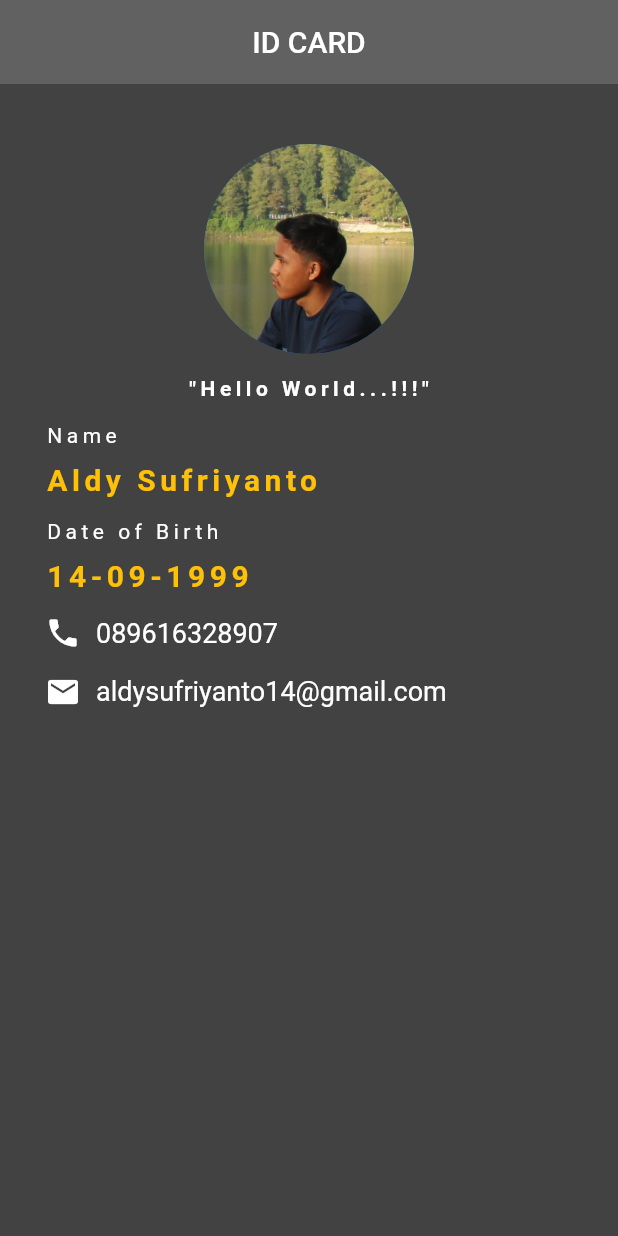
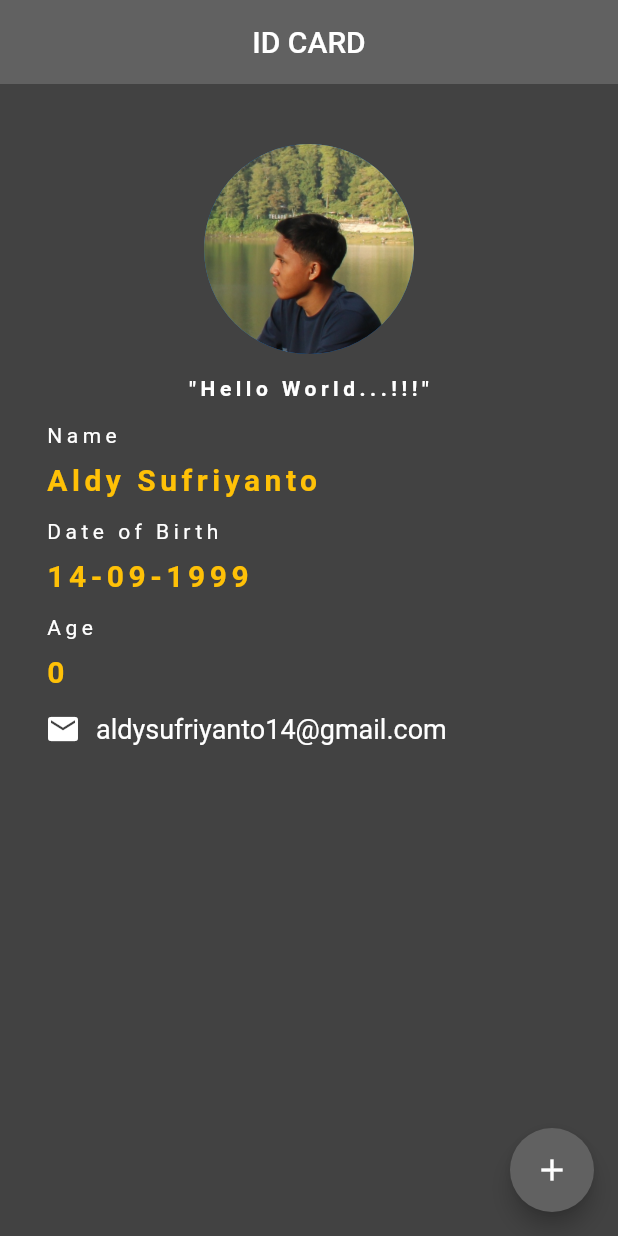
Before and after one commit to aldysufri17/Flutter, a Flutter app: the screen it shows after launch, on a phone screen of 412 x 824 dp. Run offline on Flutter 3.47's test engine with Material 2 defaults, Android fonts, the phone set to English and light mode, and no system bars.

```diff
--- a/lib/main.dart
+++ b/lib/main.dart
@@ -7,8 +7,15 @@ void main() {
   ));
 }
 
-class MainApp extends StatelessWidget {
+class MainApp extends StatefulWidget {
   const MainApp({Key? key}) : super(key: key);
+
+  @override
+  State<MainApp> createState() => _MainAppState();
+}
+
+class _MainAppState extends State<MainApp> {
+  int myage = 0;
 
   @override
   Widget build(BuildContext context) {
@@ -18,6 +25,15 @@ class MainApp extends StatelessWidget {
         title: const Text("ID CARD"),
         centerTitle: true,
         elevation: 0.0,
+        backgroundColor: Colors.grey[700],
+      ),
+      floatingActionButton: FloatingActionButton(
+        onPressed: () {
+          setState(() {
+            myage++;
+          });
+        },
+        child: const Icon(Icons.add),
         backgroundColor: Colors.grey[700],
       ),
       body: Padding(
@@ -79,22 +95,22 @@ class MainApp extends StatelessWidget {
                   fontSize: 20.0),
             ),
             const SizedBox(height: 15.0),
-            Row(
-              children: const [
-                Icon(
-                  Icons.phone,
-                  color: Colors.white,
-                ),
-                SizedBox(width: 10.0),
-                Text(
-                  "089616328907",
-                  style: TextStyle(color: Colors.white, fontSize: 18.0),
-                )
-              ],
+            const Text(
+              "Age",
+              style: TextStyle(color: Colors.white, letterSpacing: 3.0),
             ),
             const SizedBox(
-              height: 15.0,
+              height: 10.0,
             ),
+            Text(
+              '$myage',
+              style: const TextStyle(
+                  color: Colors.amber,
+                  letterSpacing: 3.0,
+                  fontWeight: FontWeight.bold,
+                  fontSize: 20.0),
+            ),
+            const SizedBox(height: 15.0),
             Row(
               children: const [
                 Icon(
```
